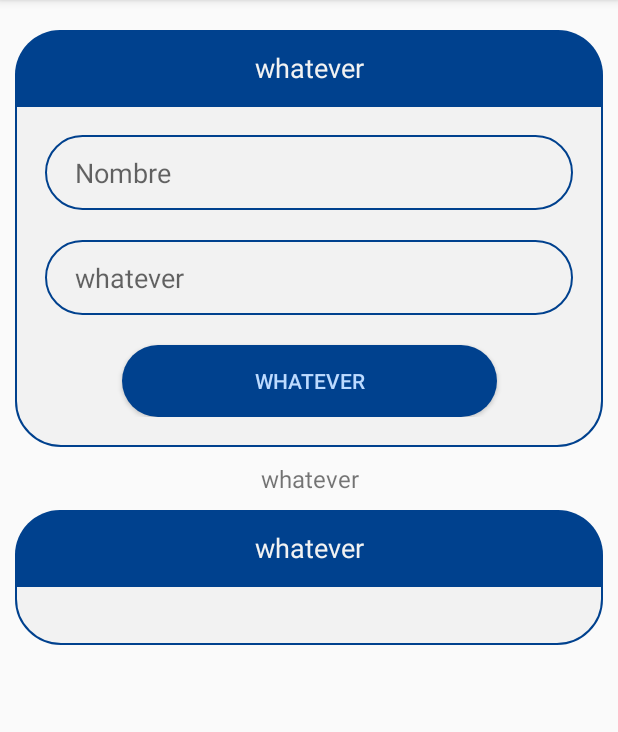
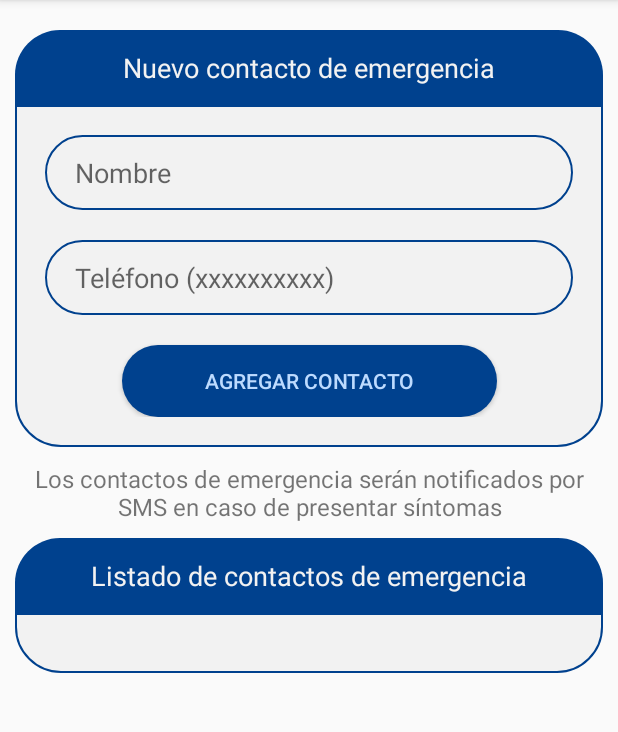
Before and after one commit to MartinRomano-S/soa-tp2, an Android app: the EmergencyContactsActivity screen opened directly, with no data from a screen before it, on a phone screen of 412 x 824 dp, the part 84-816 px from its top. Run offline under Robolectric (Android 15) with nearby library versions, the phone set to English and light mode, and no system bars.

Commit message:
Fix strings.xml

```diff
--- a/app/src/main/res/layout/activity_emergency_contacts.xml
+++ b/app/src/main/res/layout/activity_emergency_contacts.xml
@@ -11,7 +11,7 @@
         android:id="@+id/textView"
         android:layout_width="match_parent"
         android:layout_height="50dp"
-        android:text="whatever"
+        android:text="@string/contactFormTitle"
         android:background="@drawable/abm_form_title"
         android:gravity="center"
         android:textColor="@color/colorPrimaryLight"
@@ -58,7 +58,7 @@
             android:background="@drawable/edit_text"
             android:ems="10"
             android:maxLength="10"
-            android:hint="whatever"
+            android:hint="@string/hintECNumber"
             android:importantForAutofill="no"
             android:inputType="phone"
             android:paddingStart="20dp"
@@ -73,7 +73,7 @@
             android:layout_height="wrap_content"
             android:layout_marginTop="20dp"
             android:background="@drawable/button_primary"
-            android:text="whatever"
+            android:text="@string/addContactButton"
             android:textColor="@color/colorPrimary"
             app:layout_constraintEnd_toEndOf="parent"
             app:layout_constraintStart_toStartOf="parent"
@@ -87,7 +87,7 @@
         android:layout_marginTop="10dp"
         android:layout_marginStart="20dp"
         android:layout_marginEnd="20dp"
-        android:text="whatever"
+        android:text="@string/helpEmergencyContact"
         android:textSize="16sp"
         android:gravity="center_horizontal"/>
 
@@ -95,7 +95,7 @@
         android:id="@+id/emergencyContactListTitle"
         android:layout_width="match_parent"
         android:layout_height="50dp"
-        android:text="whatever"
+        android:text="@string/titleContactList"
         android:background="@drawable/abm_form_title"
         android:gravity="center"
         android:textColor="@color/colorPrimaryLight"
```
